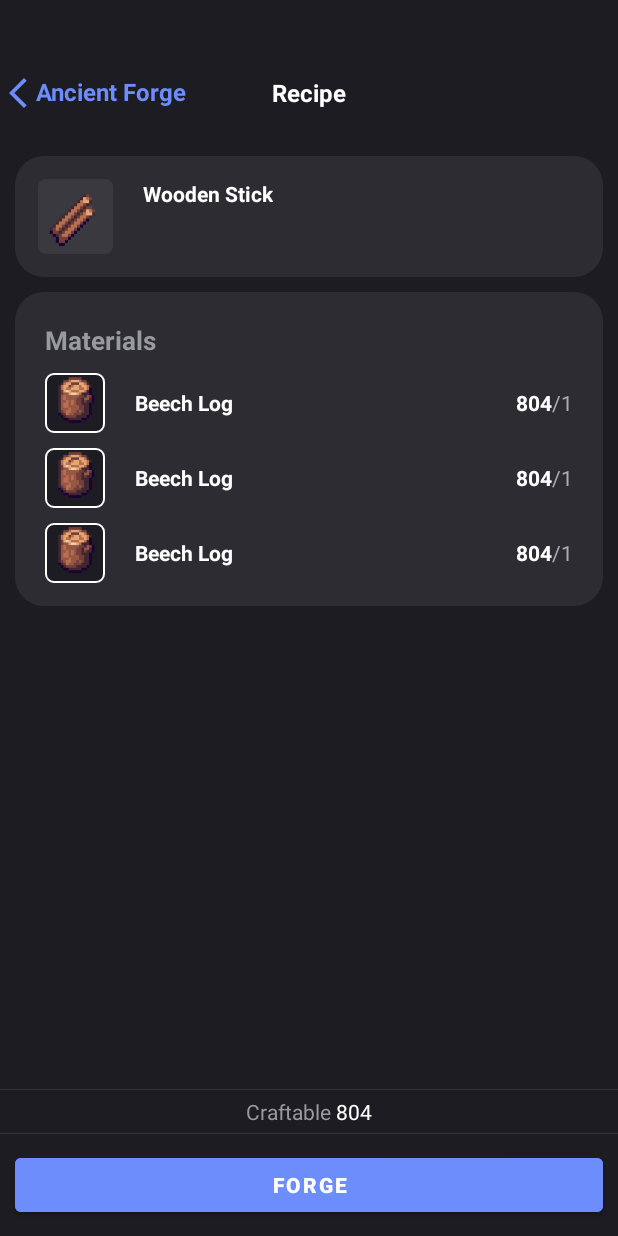
After one commit to WINK3R/ShakeAndCraft, an Android app: the layout fragment_craft.xml on its own in the app's theme, with its tools: preview values and no code run, on a phone screen of 412 x 824 dp. The commit adds this screen. Run offline under Robolectric (Android 15) with nearby library versions, the phone set to English and light mode, and no system bars.

Commit message:
Recipe working but with a little issue when add to inventory x2 items :(

```diff
--- a/ShakeAndCraft/app/build.gradle
+++ b/ShakeAndCraft/app/build.gradle
@@ -16,6 +16,7 @@ android {
 
         testInstrumentationRunner "androidx.test.runner.AndroidJUnitRunner"
     }
+
 
     buildTypes {
         release {
--- a/ShakeAndCraft/app/src/main/java/com/example/shakecraft/MainActivity.kt
+++ b/ShakeAndCraft/app/src/main/java/com/example/shakecraft/MainActivity.kt
@@ -11,13 +11,13 @@ import androidx.core.view.WindowInsetsControllerCompat
 import androidx.navigation.findNavController
 import androidx.navigation.ui.setupWithNavController
 import com.example.shakecraft.model.Player
+import com.example.shakecraft.model.Recipe
 import com.google.android.material.bottomnavigation.BottomNavigationView
 
 class MainActivity : AppCompatActivity() {
 
 
     var currentPlayer = Player("Winker",0)
-
     @RequiresApi(Build.VERSION_CODES.R)
     private fun hideSystemUI() {
         WindowCompat.setDecorFitsSystemWindows(window, false)
@@ -38,6 +38,7 @@ class MainActivity : AppCompatActivity() {
         hideSystemUI()
         setContentView(R.layout.activity_main)
 
+
         bottomNav = findViewById(R.id.bottomNavigationView)
         val navController = findNavController(R.id.fragment)
         bottomNav.setupWithNavController(navController)
@@ -55,4 +56,5 @@ class MainActivity : AppCompatActivity() {
 
 
 
+
 }
--- /dev/null
+++ b/ShakeAndCraft/app/src/main/res/color/button_background_color.xml
@@ -0,0 +1,11 @@
+<?xml version="1.0" encoding="utf-8"?>
+<selector xmlns:android="http://schemas.android.com/apk/res/android">
+
+    <!--When the button is not enabled-->
+    <item android:state_enabled="false" android:color="@color/grey" />
+    <!--When button is enabled-->
+    <item android:state_enabled="true" android:color="@color/blue" />
+    <!--Default Text Color-->
+    <item android:color="#db402c" />
+
+</selector>
--- /dev/null
+++ b/ShakeAndCraft/app/src/main/res/drawable/craftable_background.xml
@@ -0,0 +1,18 @@
+<?xml version="1.0" encoding="utf-8"?>
+<layer-list xmlns:android="http://schemas.android.com/apk/res/android">
+
+    <item>
+        <shape android:shape="rectangle">
+            <solid android:color="@color/grey_100" />
+        </shape>
+
+    </item>
+    <item  android:top="1dp" android:bottom="1dp" >
+        <shape android:shape="rectangle">
+            <solid android:color="@color/black_800" />
+        </shape>
+    </item>
+
+
+
+</layer-list>
--- /dev/null
+++ b/ShakeAndCraft/app/src/main/res/layout/fragment_craft.xml
@@ -0,0 +1,175 @@
+<?xml version="1.0" encoding="utf-8"?>
+<androidx.constraintlayout.widget.ConstraintLayout xmlns:android="http://schemas.android.com/apk/res/android"
+    xmlns:app="http://schemas.android.com/apk/res-auto"
+    xmlns:tools="http://schemas.android.com/tools"
+    android:layout_width="match_parent"
+    android:layout_height="match_parent"
+    android:background="@color/black_800"
+    android:scaleType="center"
+    tools:context=".CollectFragment">
+
+    <FrameLayout
+        android:id="@+id/frameLayout"
+        android:layout_width="match_parent"
+        android:layout_height="wrap_content"
+        android:gravity="center"
+        android:paddingTop="50dp"
+        android:paddingBottom="20dp"
+        app:layout_constraintEnd_toEndOf="parent"
+        app:layout_constraintStart_toStartOf="parent"
+        app:layout_constraintTop_toTopOf="parent"
+        android:layout_marginBottom="20dp">
+
+        <TextView
+            android:id="@+id/backbutton"
+            android:layout_width="wrap_content"
+            android:layout_height="wrap_content"
+            android:layout_gravity="left|center_vertical"
+            android:focusable="true"
+            android:drawableStart="@drawable/back"
+            android:drawableTint="@color/blue"
+            android:text="Ancient Forge"
+            android:textColor="@color/blue"
+            android:textSize="16sp"
+            android:textStyle="bold"
+            app:layout_constraintEnd_toEndOf="parent"
+            app:layout_constraintStart_toStartOf="parent"
+            app:layout_constraintTop_toTopOf="parent" />
+
+        <TextView
+            android:id="@+id/textView2"
+            android:layout_width="wrap_content"
+            android:layout_height="wrap_content"
+            android:layout_gravity="center"
+            android:text="Recipe"
+            android:textColor="@color/white"
+            android:textSize="16sp"
+            android:textStyle="bold"
+            app:layout_constraintEnd_toEndOf="parent"
+            app:layout_constraintStart_toStartOf="parent"
+            app:layout_constraintTop_toTopOf="parent" />
+
+    </FrameLayout>
+
+    <LinearLayout
+        android:id="@+id/linearLayout"
+        android:layout_width="match_parent"
+        android:layout_height="wrap_content"
+        android:layout_marginHorizontal="10dp"
+        android:layout_marginTop="10dp"
+        android:background="@drawable/recipelistcard"
+        android:orientation="vertical"
+        app:layout_constraintEnd_toEndOf="parent"
+        app:layout_constraintTop_toBottomOf="@+id/frameLayout">
+
+
+        <LinearLayout
+            android:layout_width="match_parent"
+            android:layout_height="wrap_content"
+            android:layout_margin="15dp"
+            android:gravity="start"
+            app:layout_constraintEnd_toEndOf="parent"
+            app:layout_constraintStart_toStartOf="parent"
+            app:layout_constraintTop_toTopOf="parent">
+
+            <ImageView
+                android:id="@+id/item_image"
+                android:layout_width="50dp"
+                android:layout_height="50dp"
+                android:background="@drawable/item_recipe_background"
+                android:contentDescription="image of item"
+                app:srcCompat="@drawable/wooden_stick" />
+
+
+            <TextView
+                android:id="@+id/item_name"
+                android:layout_width="wrap_content"
+                android:layout_height="wrap_content"
+                android:layout_marginLeft="20dp"
+                android:textColor="@color/white"
+                android:textStyle="bold"
+                tools:text="Wooden Stick" />
+
+
+        </LinearLayout>
+
+
+    </LinearLayout>
+
+    <LinearLayout
+        android:layout_width="match_parent"
+        android:layout_height="wrap_content"
+        android:layout_margin="10dp"
+
+        android:background="@drawable/recipelistcard"
+        android:orientation="vertical"
+        android:paddingBottom="15dp"
+        app:layout_constraintEnd_toEndOf="parent"
+        app:layout_constraintStart_toStartOf="parent"
+        app:layout_constraintTop_toBottomOf="@+id/linearLayout">
+
+        <TextView
+            android:layout_width="wrap_content"
+            android:layout_height="wrap_content"
+            android:paddingLeft="20dp"
+            android:paddingTop="20dp"
+            android:text="Materials"
+            android:textColor="@color/grey_400"
+            android:textSize="17dp"
+            android:textStyle="bold" />
+
+        <androidx.recyclerview.widget.RecyclerView
+            android:id="@+id/RecyclerviewMaterials"
+            android:layout_width="match_parent"
+            android:layout_height="wrap_content"
+            android:layout_marginHorizontal="20dp"
+            android:overScrollMode="never"
+            tools:itemCount="3"
+            tools:listitem="@layout/list_craft" />
+
+
+    </LinearLayout>
+
+    <Button
+        android:id="@+id/buttonForge"
+        android:layout_width="match_parent"
+        android:layout_height="wrap_content"
+        android:layout_marginHorizontal="10dp"
+        android:layout_marginBottom="10dp"
+        android:text="Forge"
+        android:textStyle="bold"
+        app:layout_constraintBottom_toBottomOf="parent"
+        app:layout_constraintEnd_toEndOf="parent"
+        app:layout_constraintStart_toStartOf="parent"
+        android:backgroundTint="@color/button_background_color"
+        android:textColor="@color/white"/>
+
+    <LinearLayout
+        android:layout_width="match_parent"
+        android:layout_height="wrap_content"
+        android:layout_marginBottom="10dp"
+        android:gravity="center"
+        android:orientation="horizontal"
+        app:layout_constraintBottom_toTopOf="@+id/buttonForge"
+        app:layout_constraintEnd_toEndOf="parent"
+        app:layout_constraintStart_toStartOf="parent"
+        android:background="@drawable/craftable_background"
+        android:paddingVertical="5dp">
+
+        <TextView
+            android:id="@+id/textView3"
+            android:layout_width="wrap_content"
+            android:layout_height="wrap_content"
+            android:text="Craftable "
+            android:textColor="@color/grey_400"/>
+
+        <TextView
+            android:id="@+id/craftableNumber"
+            android:layout_width="wrap_content"
+            android:layout_height="wrap_content"
+            tools:text="804"
+            android:textColor="@color/white"/>
+    </LinearLayout>
+
+
+</androidx.constraintlayout.widget.ConstraintLayout>
--- /dev/null
+++ b/ShakeAndCraft/app/src/main/res/layout/list_craft.xml
@@ -0,0 +1,79 @@
+<?xml version="1.0" encoding="utf-8"?>
+<LinearLayout xmlns:android="http://schemas.android.com/apk/res/android"
+    xmlns:app="http://schemas.android.com/apk/res-auto"
+    xmlns:tools="http://schemas.android.com/tools"
+    android:layout_width="wrap_content"
+    android:layout_height="wrap_content"
+    android:orientation="vertical">
+
+    <androidx.constraintlayout.widget.ConstraintLayout
+        android:layout_width="match_parent"
+        android:layout_height="wrap_content"
+        android:layout_marginTop="10dp">
+
+        <LinearLayout
+            android:layout_width="match_parent"
+            android:layout_height="wrap_content"
+            android:gravity="center_vertical"
+            app:layout_constraintEnd_toEndOf="parent"
+            app:layout_constraintStart_toStartOf="parent"
+            app:layout_constraintTop_toTopOf="parent">
+
+            <ImageView
+                android:contentDescription="image of item"
+                android:background="@drawable/item_background"
+                android:id="@+id/item_image"
+                android:layout_width="40dp"
+                android:layout_height="40dp"
+                app:srcCompat="@drawable/log2" />
+
+            <LinearLayout
+                android:layout_width="match_parent"
+                android:layout_height="wrap_content"
+
+                app:layout_constraintEnd_toEndOf="parent"
+                app:layout_constraintStart_toStartOf="parent"
+                app:layout_constraintTop_toTopOf="parent">
+
+                <TextView
+                    android:id="@+id/item_name"
+                    android:layout_marginLeft="20dp"
+                    android:layout_width="wrap_content"
+                    android:layout_height="wrap_content"
+                    android:textColor="@color/white"
+                    android:textStyle="bold"
+                    tools:text="Beech Log"/>
+
+                <View
+                    android:layout_width="wrap_content"
+                    android:layout_height="0dp"
+                    android:layout_weight="1" />
+
+
+                <TextView
+                    android:id="@+id/numberCurrentPlayer"
+                    android:layout_width="wrap_content"
+                    android:layout_height="wrap_content"
+                    android:textColor="@color/white"
+                    android:textStyle="bold"
+                    tools:text="804"/>
+                <TextView
+                    android:id="@+id/item_stock"
+                    android:layout_width="wrap_content"
+                    android:layout_height="wrap_content"
+                    android:textColor="@color/grey_300"
+                    android:text="/"/>
+                <TextView
+                    android:id="@+id/numberNeeded"
+                    android:layout_width="wrap_content"
+                    android:layout_height="wrap_content"
+                    android:textColor="@color/grey_300"
+                    tools:text="1"/>
+            </LinearLayout>
+
+        </LinearLayout>
+
+    </androidx.constraintlayout.widget.ConstraintLayout>
+
+
+</LinearLayout>
--- a/ShakeAndCraft/app/src/main/res/values/themes.xml
+++ b/ShakeAndCraft/app/src/main/res/values/themes.xml
@@ -6,9 +6,9 @@
         <item name="colorPrimaryVariant">@color/purple_700</item>
         <item name="colorOnPrimary">@color/white</item>
         <!-- Secondary brand color. -->
-        <item name="colorSecondary">@color/teal_200</item>
-        <item name="colorSecondaryVariant">@color/teal_700</item>
-        <item name="colorOnSecondary">@color/black</item>
+        <item name="colorSecondary">@color/blue</item>
+        <item name="colorSecondaryVariant">@color/purple_700</item>
+        <item name="colorOnSecondary">@color/white</item>
         <!-- Status bar color. -->
         <item name="android:statusBarColor" tools:targetApi="21">?attr/colorPrimary</item>
         <!-- Customize your theme here. -->
```
Also changed, not shown: ShakeAndCraft/app/src/main/java/com/example/shakecraft/CraftFragment.kt (added, +88 -0 lines), ShakeAndCraft/app/src/main/java/com/example/shakecraft/ForgeFragment.kt (+24 -6 lines), ShakeAndCraft/app/src/main/java/com/example/shakecraft/model/Item.kt (+36 -2 lines), ShakeAndCraft/app/src/main/java/com/example/shakecraft/model/Player.kt (+9 -7 lines), ShakeAndCraft/app/src/main/java/com/example/shakecraft/model/Recipe.kt (+26 -1 lines), ShakeAndCraft/app/src/main/java/com/example/shakecraft/model/RecipeManager.kt (+16 -0 lines), ShakeAndCraft/app/src/main/java/com/example/shakecraft/view/adapter/AdapterMaterials.kt (added, +60 -0 lines), ShakeAndCraft/app/src/main/java/com/example/shakecraft/view/adapter/AdapterRecipe.kt (+21 -3 lines), ShakeAndCraft/app/src/main/res/drawable/custom_ripple.xml (added, +13 -0 lines), ShakeAndCraft/app/src/main/res/navigation/my_nav.xml (+15 -0 lines).
